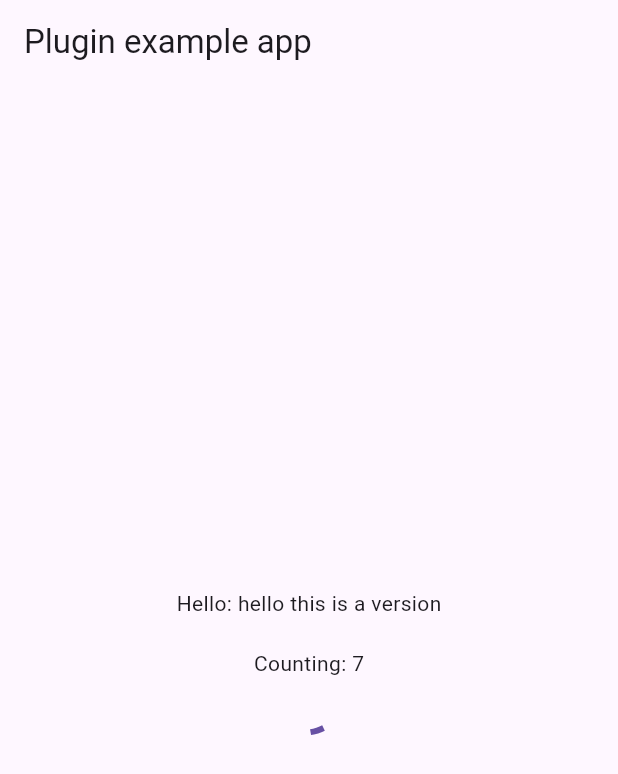
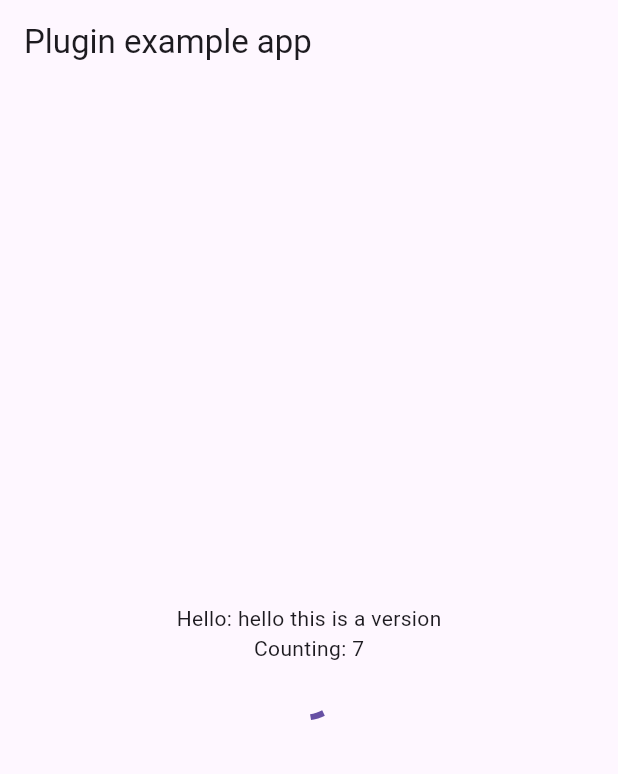
Before and after one commit to lstiefenhofer/wearable_sensors, a Flutter app: the screen it shows after launch, on a phone screen of 412 x 824 dp. Shown: the top 774 px of the screen. Run offline on Flutter 3.47's test engine with Material 3 defaults, Android fonts, the phone set to English and light mode, and no system bars; our stand-ins replace plugin_platform_interface.

Commit message:
prettied up display output

```diff
--- a/example/lib/main.dart
+++ b/example/lib/main.dart
@@ -88,7 +88,7 @@ class _MyAppState extends State<MyApp> {
           child: Column(
             mainAxisAlignment: MainAxisAlignment.center, // Center content vertically
             children: [
-              Text('Hello: $_platformVersion\n'),
+              Text('Hello: $_platformVersion'),
               // 2. Use a StreamBuilder to listen to the stream and display the number.
               StreamBuilder<int>(
                 stream: numberGenerator,
@@ -122,8 +122,11 @@ class _MyAppState extends State<MyApp> {
                     return Text('Error: ${snapshot.error}');
                   } else if (snapshot.hasData) {
                     // When data is available, display it in a Text widget.
+                    var x = snapshot.data?["x"]?.toStringAsFixed(9);
+                    var y = snapshot.data?["y"]?.toStringAsFixed(9);
+                    var z = snapshot.data?["z"]?.toStringAsFixed(9);
                     return Text(
-                      'Stream: ${snapshot.data}',
+                      'Gyro: \n x: $x \n y: $y \n z: $z',
                       //style: Theme.of(context).textTheme.headlineMedium,
                     );
                   } else {
```
